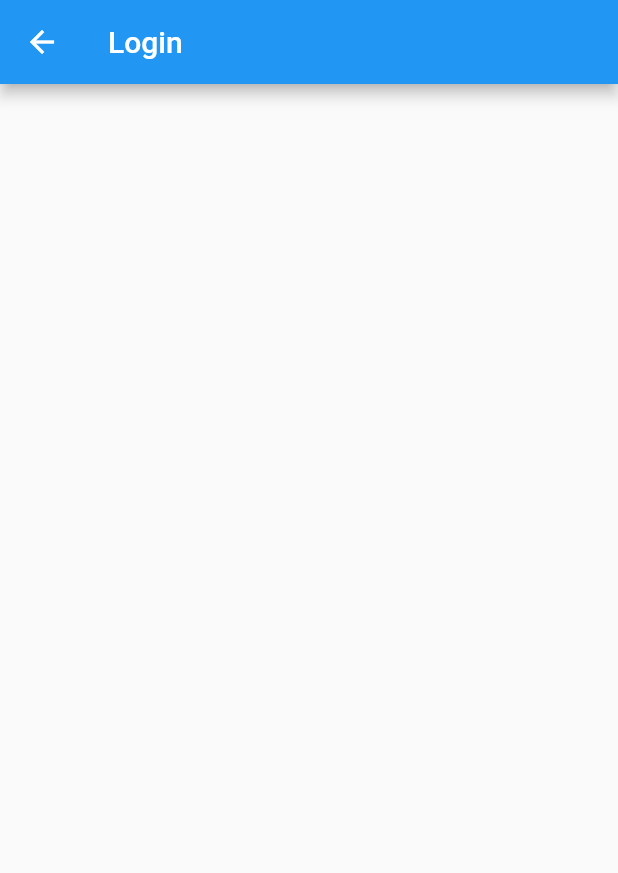
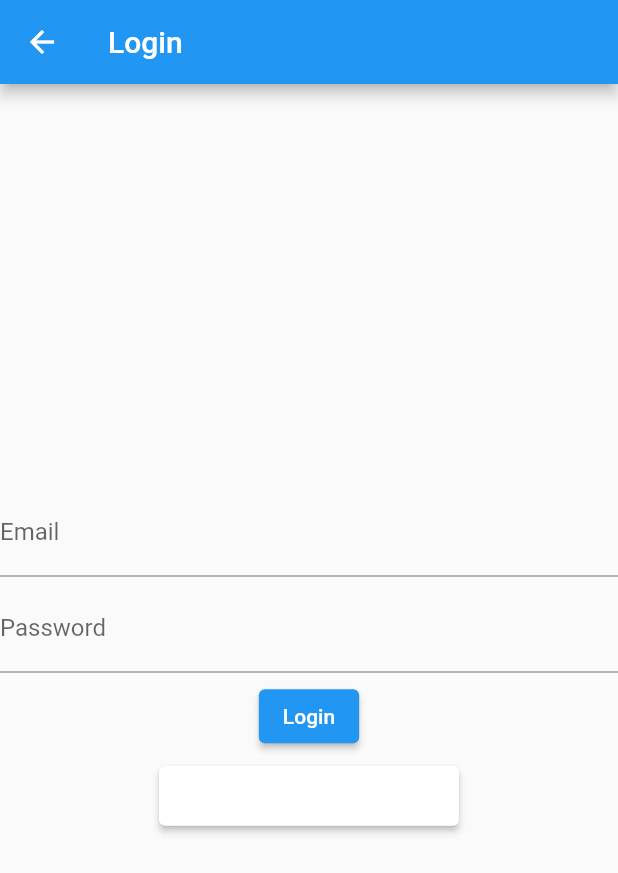
Before and after one commit to Wilaiwandansakchai/partyhaan-flutter, a Flutter app: the LoginScreen screen opened directly, on a phone screen of 412 x 824 dp. Shown: the top 873 px of the screen. Run offline on Flutter 3.47's test engine with Material 2 defaults, Android fonts, the phone set to English and light mode, and no system bars; our stand-ins replace bloc, equatable, firebase_auth, firebase_core, flutter_bloc; missing offline and left inert: flow_builder; accounts and stored records are empty.

Commit message:
[Add] login cubit

```diff
--- a/lib/repositories/auth_repository.dart
+++ b/lib/repositories/auth_repository.dart
@@ -25,7 +25,7 @@ class AuthRepository {
     } catch (_) {}
   }
 
-  Future<void> loginWithEmailAndPass(
+  Future<void> loginWithEmailAndPassword(
       {required String email, required String password}) async {
     try {
       await _firebaseAuth.signInWithEmailAndPassword(
--- /dev/null
+++ b/lib/screen/login/cubic/login_cubit.dart
@@ -0,0 +1,30 @@
+import 'package:equatable/equatable.dart';
+import 'package:flutter_bloc/flutter_bloc.dart';
+
+import '../../../repositories/auth_repository.dart';
+
+part 'login_state.dart';
+
+class LoginCubit extends Cubit<LoginState> {
+  final AuthRepository _authRepository;
+
+  LoginCubit(this._authRepository) : super(LoginState.initial());
+
+  void emailChanged(String value) {
+    emit(state.copyWith(email: value, status: LoginStatus.initial));
+  }
+
+  void passwordChanged(String value) {
+    emit(state.copyWith(password: value, status: LoginStatus.initial));
+  }
+
+  Future<void> loginWithCredentials() async {
+    if (state.status == LoginStatus.submitting) return;
+    emit(state.copyWith(status: LoginStatus.submitting));
+    try {
+      await _authRepository.loginWithEmailAndPassword(
+          email: state.email, password: state.password);
+      emit(state.copyWith(status: LoginStatus.success));
+    } catch (_) {}
+  }
+}
--- /dev/null
+++ b/lib/screen/login/cubic/login_state.dart
@@ -0,0 +1,31 @@
+part of 'login_cubit.dart';
+
+enum LoginStatus { initial, submitting, success, error }
+
+class LoginState extends Equatable {
+  final String email;
+  final String password;
+  final LoginStatus status;
+
+  const LoginState(
+      {required this.email, required this.password, required this.status});
+
+  factory LoginState.initial() {
+    return const LoginState(
+        email: '', password: '', status: LoginStatus.initial);
+  }
+
+  @override
+  List<Object?> get props => [email, password, status];
+
+  LoginState copyWith({
+    String? email,
+    String? password,
+    LoginStatus? status,
+  }) {
+    return LoginState(
+        email: email ?? this.email,
+        password: password ?? this.email,
+        status: status ?? this.status);
+  }
+}
--- a/lib/screen/login/login_screen.dart
+++ b/lib/screen/login/login_screen.dart
@@ -1,18 +1,22 @@
 import 'package:flutter/material.dart';
+import 'package:flutter_bloc/flutter_bloc.dart';
+import 'package:partyhaan/repositories/auth_repository.dart';
+import 'package:partyhaan/screen/login/cubic/login_cubit.dart';
+
+import '../signUp/sign_up_screen.dart';
 
 class LoginScreen extends StatelessWidget {
   const LoginScreen({Key? key}) : super(key: key);
 
   static Page<void> page() => const MaterialPage<void>(child: LoginScreen());
 
-
   @override
   Widget build(BuildContext context) {
     return Scaffold(
       appBar: AppBar(title: const Text("Login")),
-      body: const SafeArea(
-        child: Center(child: LoginForm()),
-      ),
+      body: BlocProvider(
+          create: (_) => LoginCubit(context.read<AuthRepository>()),
+          child: const LoginForm()),
     );
   }
 }
@@ -22,7 +26,13 @@ class LoginForm extends StatelessWidget {
 
   @override
   Widget build(BuildContext context) {
-    return Column(
+    return BlocListener<LoginCubit, LoginState>(
+      listener: (context, state) {
+        if (state.status == LoginStatus.error) {
+          //do something when error
+        }
+      },
+      child: Column(
         mainAxisAlignment: MainAxisAlignment.center,
         children: const [
           _EmailInput(),
@@ -33,6 +43,7 @@ class LoginForm extends StatelessWidget {
           SizedBox(height: 5),
           _SignupButton()
         ],
+      ),
     );
   }
 }
@@ -42,7 +53,17 @@ class _EmailInput extends StatelessWidget {
 
   @override
   Widget build(BuildContext context) {
-    return Container();
+    return BlocBuilder<LoginCubit, LoginState>(
+      buildWhen: (previous, current) => previous.email != current.email,
+      builder: (context, state) {
+        return TextField(
+          onChanged: (email) {
+            context.read<LoginCubit>().emailChanged(email);
+          },
+          decoration: const InputDecoration(labelText: "Email"),
+        );
+      },
+    );
   }
 }
 
@@ -51,7 +72,17 @@ class _PasswordInput extends StatelessWidget {
 
   @override
   Widget build(BuildContext context) {
-    return Container();
+    return BlocBuilder<LoginCubit, LoginState>(
+      buildWhen: (previous, current) => previous.password != current.password,
+      builder: (context, state) {
+        return TextField(
+          onChanged: (password) {
+            context.read<LoginCubit>().passwordChanged(password);
+          },
+          decoration: const InputDecoration(labelText: "Password"),
+        );
+      },
+    );
   }
 }
 
@@ -60,7 +91,18 @@ class _LoginButton extends StatelessWidget {
 
   @override
   Widget build(BuildContext context) {
-    return Container();
+    return BlocBuilder<LoginCubit, LoginState>(
+      buildWhen: (previous, current) => previous.status != current.status,
+      builder: (context, state) {
+        return state.status == LoginStatus.submitting
+            ? const CircularProgressIndicator()
+            : ElevatedButton(
+                onPressed: () {
+                  context.read<LoginCubit>().loginWithCredentials();
+                },
+                child: const Text("Login"));
+      },
+    );
   }
 }
 
@@ -69,6 +111,12 @@ class _SignupButton extends StatelessWidget {
 
   @override
   Widget build(BuildContext context) {
-    return Container();
+    return ElevatedButton(
+        style: ElevatedButton.styleFrom(
+            primary: Colors.white, fixedSize: const Size(200, 40)),
+        onPressed: () => Navigator.of(context).push<void>(
+              SignupScreen.route(),
+            ),
+        child: const Text("Register"));
   }
 }
--- a/lib/screen/signUp/sign_up_screen.dart
+++ b/lib/screen/signUp/sign_up_screen.dart
@@ -4,6 +4,10 @@ class SignupScreen extends StatelessWidget {
   const SignupScreen({Key? key}) : super(key: key);
 
   static Page<void> page() => const MaterialPage<void>(child: SignupScreen());
+
+  static Route<void> route() {
+    return MaterialPageRoute<void>(builder: (_) => const SignupScreen());
+  }
 
   @override
   Widget build(BuildContext context) {
```
Lines whose indentation alone changed are shown as unchanged.
